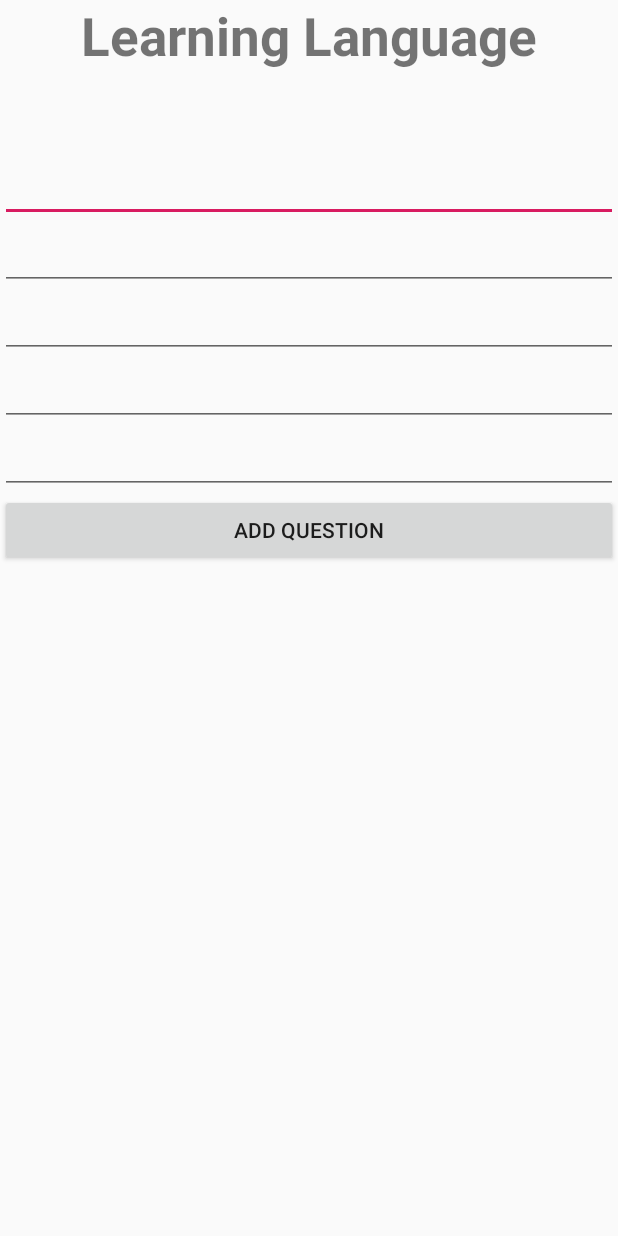
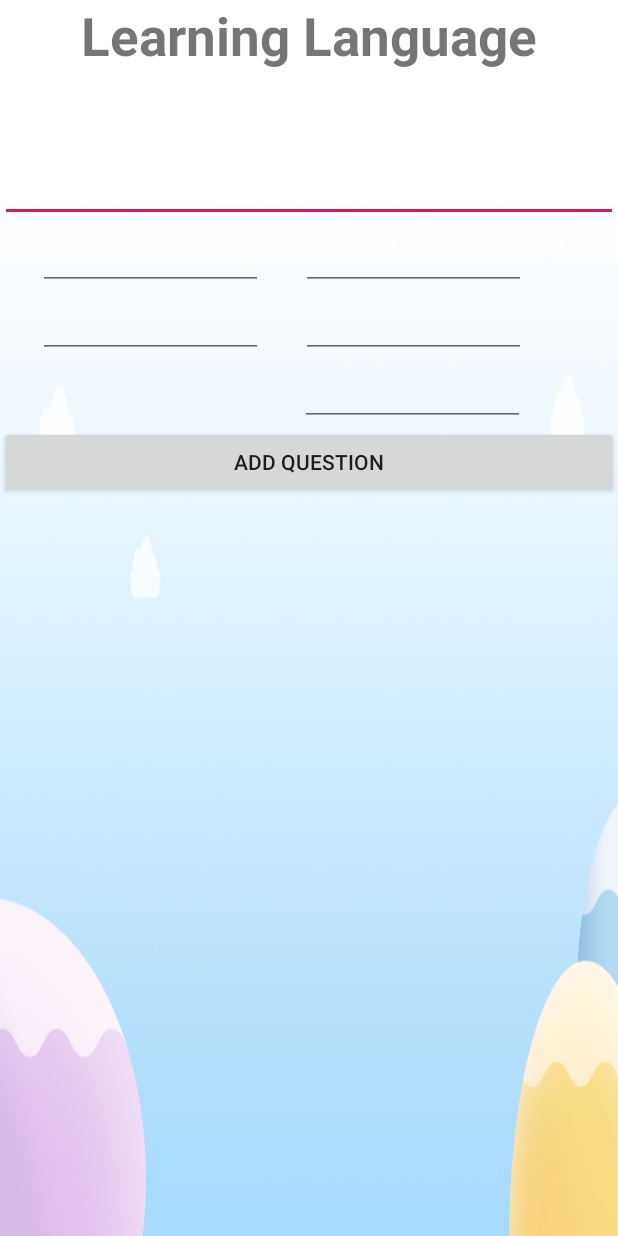
Before and after one commit to prabhjotnarwal/LearningLanguage, an Android app: the layout activity_question.xml on its own in the app's theme, with its tools: preview values and no code run, on a phone screen of 412 x 824 dp. Run offline under Robolectric (Android 15) with nearby library versions, the phone set to English and light mode, and no system bars.

Commit message:
Mounika commit Add Question

```diff
--- a/app/src/main/java/com/example/learninglanguage/Question.java
+++ b/app/src/main/java/com/example/learninglanguage/Question.java
@@ -14,8 +14,8 @@ import com.google.firebase.database.DatabaseReference;
 import com.google.firebase.database.FirebaseDatabase;
 
 public class Question extends AppCompatActivity {
-EditText txt1,txt2,txt3,txt4,txt5;
-Button btn1;
+    EditText txt1,txt2,txt3,txt4,txt5,txt6;
+    Button btn1;
     DatabaseReference db;
 
     @Override
@@ -27,12 +27,16 @@ Button btn1;
         txt3 = findViewById(R.id.textView6);
         txt4 = findViewById(R.id.textView7);
         txt5 = findViewById(R.id.textView8);
+        txt6 = findViewById(R.id.textView9);
+
         String str1 = txt1.getText().toString();
         String str2 = txt2.getText().toString();
         String str3 = txt3.getText().toString();
         String str4 = txt4.getText().toString();
         String str5 = txt5.getText().toString();
-        db = FirebaseDatabase.getInstance().getReference("level");
+        String str6 = txt6.getText().toString();
+
+        db = FirebaseDatabase.getInstance().getReference("Question");
 
         btn1 = findViewById(R.id.btn1);
         btn1.setOnClickListener(new View.OnClickListener() {
@@ -51,6 +55,7 @@ Button btn1;
         String str3 = txt3.getText().toString();
         String str4 = txt4.getText().toString();
         String str5 = txt5.getText().toString();
+        String str6 = txt6.getText().toString();
 
         if (!TextUtils.isEmpty(str1)) {
             //To create id for data in database
@@ -128,5 +133,20 @@ Button btn1;
 
             Toast.makeText(this, "Please enter Option4", Toast.LENGTH_LONG).show();
         }
+        if (!TextUtils.isEmpty(str6)) {
+            //To create id for data in database
+            String id = db.push().getKey();
+
+            uploadLevel lev = new uploadLevel(id, str6);
+
+            db.child(id).setValue(lev);
+
+            txt6.setText("");
+
+            Toast.makeText(this, "Answer Added", Toast.LENGTH_LONG).show();
+        } else {
+
+            Toast.makeText(this, "Please enter Answer", Toast.LENGTH_LONG).show();
+        }
     }
-    }
+}
--- a/app/src/main/res/layout/activity_question.xml
+++ b/app/src/main/res/layout/activity_question.xml
@@ -5,8 +5,9 @@
     android:layout_width="match_parent"
     android:layout_height="match_parent"
     android:orientation="vertical"
-    tools:context=".Question">
-
+    tools:context=".Question"
+    android:background="@drawable/bg"
+    >
 
     <TextView
         android:id="@+id/textView3"
@@ -23,27 +24,47 @@
         android:layout_width="match_parent"
         android:layout_height="wrap_content"
         android:text="" />
+    <LinearLayout
+        android:layout_width="wrap_content"
+        android:layout_height="wrap_content"
+        android:orientation="horizontal">
+        <EditText
+            android:id="@+id/textView5"
+            android:layout_width="150dp"
+            android:layout_height="wrap_content"
+            android:text=""
+            android:layout_marginLeft="25dp"/>
 
         <EditText
-        android:id="@+id/textView5"
-        android:layout_width="match_parent"
+            android:id="@+id/textView6"
+            android:layout_width="150dp"
             android:layout_height="wrap_content"
-        android:text="" />
-    <EditText
-        android:id="@+id/textView6"
-        android:layout_width="match_parent"
+            android:text=""
+            android:layout_marginLeft="25dp"/>
+    </LinearLayout>
+    <LinearLayout
+        android:layout_width="wrap_content"
         android:layout_height="wrap_content"
-        android:text="" />
+        android:orientation="horizontal">
         <EditText
             android:id="@+id/textView7"
-        android:layout_width="match_parent"
+            android:layout_width="150dp"
             android:layout_height="wrap_content"
-        android:text="" />
+            android:text=""
+            android:layout_marginLeft="25dp"/>
         <EditText
             android:id="@+id/textView8"
-        android:layout_width="match_parent"
+            android:layout_width="150dp"
             android:layout_height="wrap_content"
-        android:text="" />
+            android:text=""
+            android:layout_marginLeft="25dp"/>
+    </LinearLayout>
+    <EditText
+        android:id="@+id/textView9"
+        android:layout_width="150dp"
+        android:layout_height="wrap_content"
+        android:text=""
+        android:layout_marginLeft="200dp"/>
     <Button
         android:layout_width="match_parent"
         android:layout_height="wrap_content"
```
Lines whose indentation alone changed are shown as unchanged.
